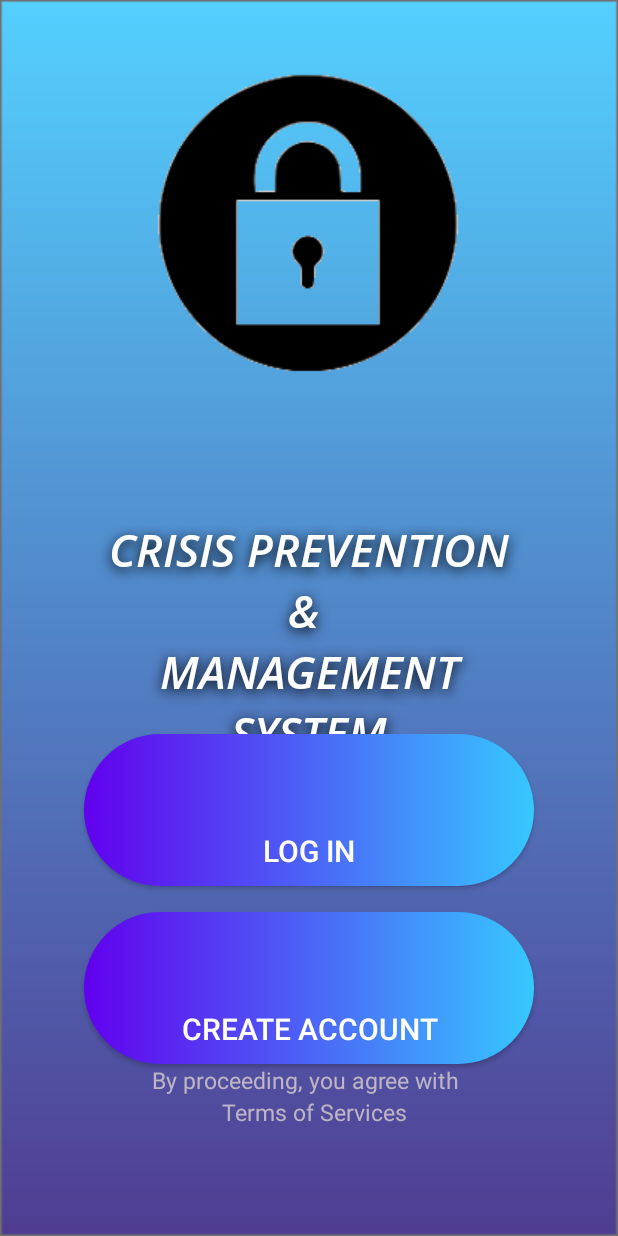
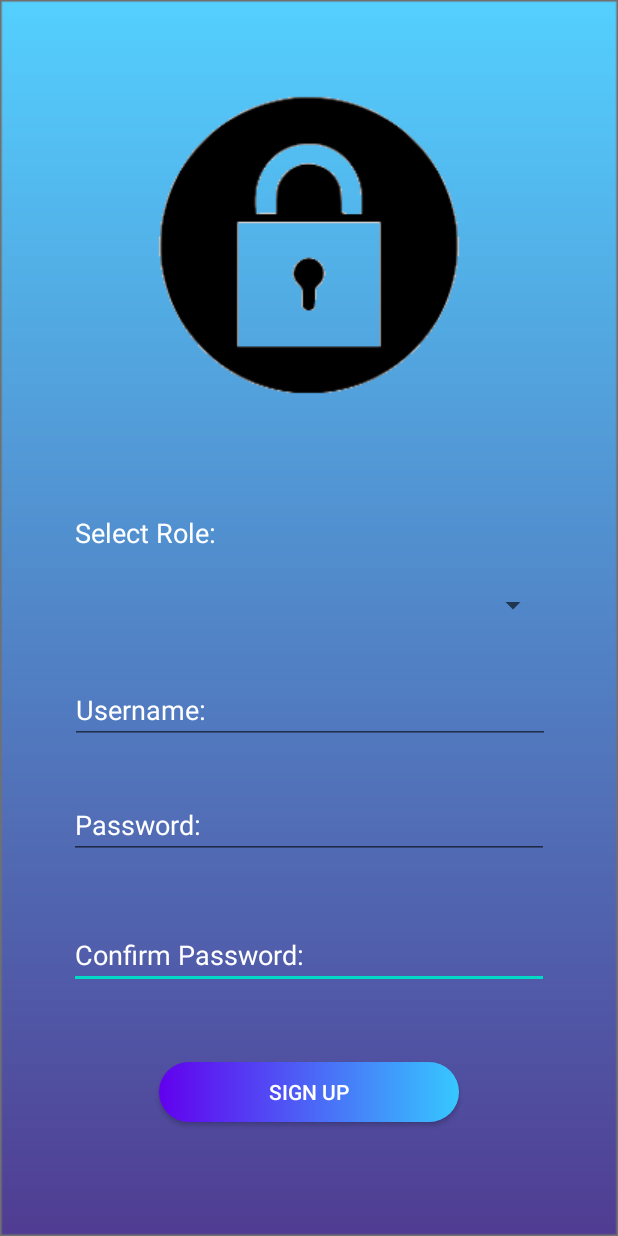
Before and after one commit to Spexon/Crisis_app, an Android app: the screen it shows after launch (MainActivity), on a phone screen of 412 x 824 dp. Run offline under Robolectric (Android 15) with nearby library versions, the phone set to English and light mode, and no system bars.

Commit message:
added a sign up screen

```diff
--- a/app/src/main/java/com/example/crisis_app/MainActivity.java
+++ b/app/src/main/java/com/example/crisis_app/MainActivity.java
@@ -8,6 +8,6 @@ public class MainActivity extends AppCompatActivity {
     @Override
     protected void onCreate(Bundle savedInstanceState) {
         super.onCreate(savedInstanceState);
-        setContentView(R.layout.activity_main);
+        setContentView(R.layout.signup);
     }
 }
--- a/app/src/main/res/layout/activity_main.xml
+++ b/app/src/main/res/layout/activity_main.xml
@@ -12,7 +12,7 @@
         android:layout_width="wrap_content"
         android:layout_height="wrap_content"
         android:layout_marginTop="40dp"
-        android:src="@drawable/logo"
+        android:src="@drawable/lock_logo"
         app:layout_constraintEnd_toEndOf="parent"
         app:layout_constraintHorizontal_bias="0.497"
         app:layout_constraintStart_toStartOf="parent"
--- a/app/src/main/res/layout/login.xml
+++ b/app/src/main/res/layout/login.xml
@@ -84,7 +84,7 @@
         app:layout_constraintStart_toStartOf="parent"
         app:layout_constraintTop_toTopOf="parent"
         app:layout_constraintVertical_bias="1.0"
-        app:srcCompat="@drawable/logo" />
+        app:srcCompat="@drawable/lock_logo" />
 
     <TextView
         android:id="@+id/textView"
--- /dev/null
+++ b/app/src/main/res/layout/signup.xml
@@ -0,0 +1,138 @@
+<?xml version="1.0" encoding="utf-8"?>
+<androidx.constraintlayout.widget.ConstraintLayout
+
+    xmlns:android="http://schemas.android.com/apk/res/android"
+    xmlns:app="http://schemas.android.com/apk/res-auto"
+    xmlns:tools="http://schemas.android.com/tools"
+    android:layout_width="match_parent"
+    android:layout_height="match_parent"
+    android:background="@drawable/background">
+
+    <EditText
+        android:id="@+id/editTextTextPassword2"
+        android:layout_width="320dp"
+        android:layout_height="40dp"
+
+        android:layout_marginStart="45dp"
+        android:layout_marginLeft="45dp"
+        android:layout_marginTop="4dp"
+        android:layout_marginEnd="45dp"
+        android:layout_marginRight="45dp"
+        android:layout_marginBottom="20dp"
+        android:ems="10"
+        android:hint="Confirm Password:"
+        android:inputType="textPassword"
+        android:textColorHint="#FFFFFF"
+        app:layout_constraintBottom_toTopOf="@+id/Signup_btn"
+        app:layout_constraintEnd_toEndOf="parent"
+        app:layout_constraintStart_toStartOf="parent"
+        app:layout_constraintTop_toBottomOf="@+id/editTextTextPassword" />
+
+    <TextView
+        android:id="@+id/textView"
+        android:layout_width="wrap_content"
+        android:layout_height="wrap_content"
+        android:layout_marginStart="50dp"
+        android:layout_marginLeft="50dp"
+        android:layout_marginTop="8dp"
+        android:layout_marginEnd="268dp"
+        android:layout_marginRight="268dp"
+        android:text="Select Role:"
+        android:textColor="#FFFFFF"
+        android:textSize="18dp"
+        app:layout_constraintBottom_toTopOf="@+id/spinner"
+        app:layout_constraintEnd_toEndOf="parent"
+        app:layout_constraintHorizontal_bias="0.52"
+        app:layout_constraintStart_toStartOf="parent"
+        app:layout_constraintTop_toBottomOf="@+id/imageView2" />
+
+    <Spinner
+        android:id="@+id/spinner"
+        android:layout_width="320dp"
+        android:layout_height="31dp"
+        android:layout_marginStart="45dp"
+        android:layout_marginLeft="45dp"
+        android:layout_marginEnd="45dp"
+        android:layout_marginRight="45dp"
+        android:layout_marginBottom="8dp"
+        app:layout_constraintBottom_toTopOf="@+id/editTextTextMultiLine"
+        app:layout_constraintEnd_toEndOf="parent"
+        app:layout_constraintStart_toStartOf="parent"
+        app:layout_constraintTop_toBottomOf="@+id/textView" />
+
+    <EditText
+        android:id="@+id/editTextTextMultiLine"
+        android:layout_width="320dp"
+        android:layout_height="40dp"
+        android:layout_marginStart="45dp"
+        android:layout_marginLeft="45dp"
+        android:layout_marginTop="8dp"
+        android:layout_marginEnd="45dp"
+        android:layout_marginRight="45dp"
+        android:layout_marginBottom="8dp"
+        android:ems="10"
+        android:gravity="start|top"
+        android:hint="Username:"
+        android:inputType="textMultiLine"
+        android:textColorHint="#FFFFFF"
+        app:layout_constraintBottom_toTopOf="@+id/editTextTextPassword"
+        app:layout_constraintEnd_toEndOf="parent"
+        app:layout_constraintHorizontal_bias="1.0"
+        app:layout_constraintStart_toStartOf="parent"
+        app:layout_constraintTop_toBottomOf="@+id/spinner" />
+
+    <EditText
+        android:id="@+id/editTextTextPassword"
+        android:layout_width="320dp"
+        android:layout_height="40dp"
+        android:layout_marginStart="45dp"
+        android:layout_marginLeft="45dp"
+        android:layout_marginTop="8dp"
+        android:layout_marginEnd="45dp"
+        android:layout_marginRight="45dp"
+        android:layout_marginBottom="22dp"
+        android:ems="10"
+        android:hint="Password:"
+        android:inputType="textPassword"
+        android:textColorHint="#FFFFFF"
+        app:layout_constraintBottom_toTopOf="@+id/editTextTextPassword2"
+        app:layout_constraintEnd_toEndOf="parent"
+        app:layout_constraintStart_toStartOf="parent"
+        app:layout_constraintTop_toBottomOf="@+id/editTextTextMultiLine" />
+
+    <Button
+        android:id="@+id/Signup_btn"
+        android:layout_width="200dp"
+        android:layout_height="40dp"
+        android:layout_marginStart="162dp"
+        android:layout_marginLeft="162dp"
+        android:layout_marginTop="8dp"
+        android:layout_marginEnd="162dp"
+        android:layout_marginRight="162dp"
+        android:layout_marginBottom="55dp"
+        android:background="@drawable/btn_background"
+        android:text="Sign Up"
+        android:textColor="#FFFFFF"
+        app:layout_constraintBottom_toBottomOf="parent"
+        app:layout_constraintEnd_toEndOf="parent"
+        app:layout_constraintStart_toStartOf="parent"
+        app:layout_constraintTop_toBottomOf="@+id/editTextTextPassword2"
+        tools:text="Sign Up" />
+
+    <ImageView
+        android:id="@+id/imageView2"
+        android:layout_width="wrap_content"
+        android:layout_height="wrap_content"
+        android:layout_marginStart="91dp"
+        android:layout_marginLeft="91dp"
+        android:layout_marginTop="34dp"
+        android:layout_marginEnd="92dp"
+        android:layout_marginRight="92dp"
+        android:layout_marginBottom="22dp"
+        app:layout_constraintBottom_toTopOf="@+id/textView"
+        app:layout_constraintEnd_toEndOf="parent"
+        app:layout_constraintStart_toStartOf="parent"
+        app:layout_constraintTop_toTopOf="parent"
+        app:srcCompat="@drawable/lock_logo" />
+
+</androidx.constraintlayout.widget.ConstraintLayout>
```
Also changed, not shown: app/src/main/res/drawable-v24/lock_logo.png (renamed from app/src/main/res/drawable-v24/logo.png).
